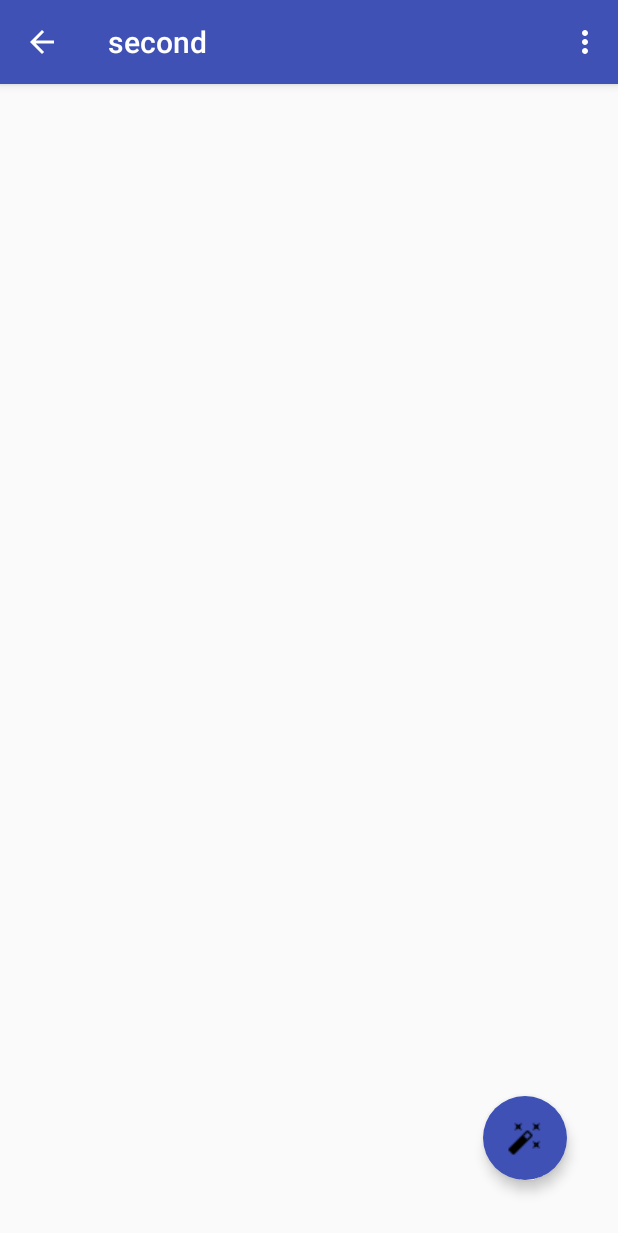
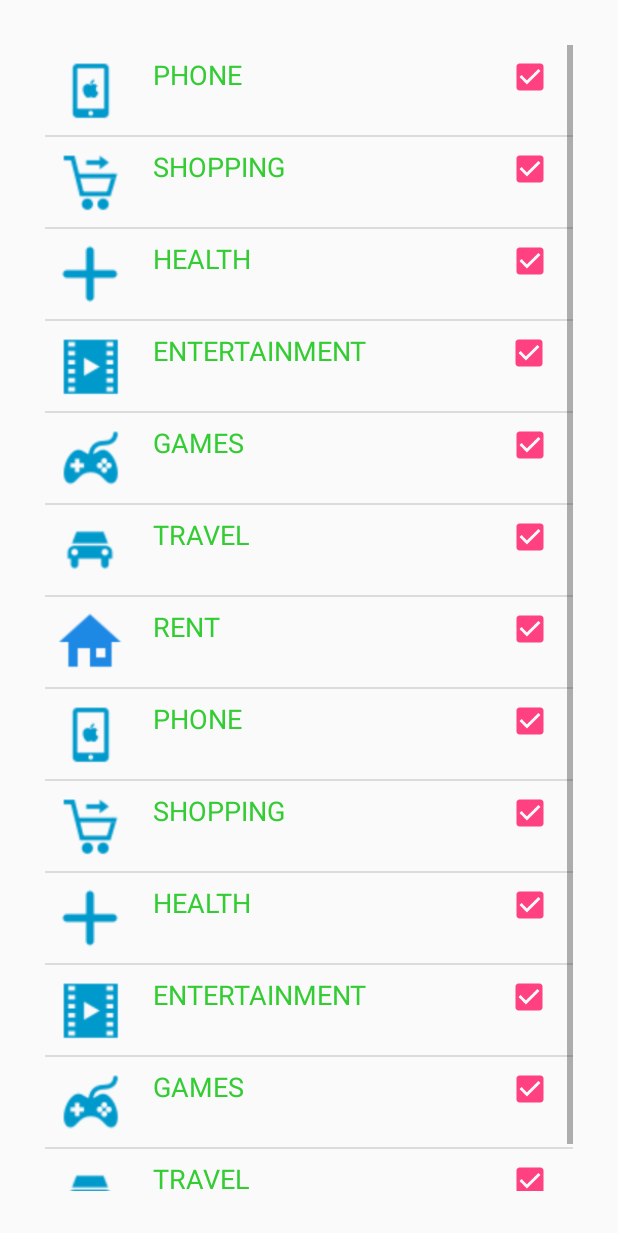
Before and after one commit to raaghulrdeveloper/Money, an Android app: the Second screen opened directly, with no data from a screen before it, after a tap on an icon or button, on a phone screen of 412 x 824 dp. Shown: the top 1233 px of the screen. Run offline under Robolectric (Android 15) with nearby library versions, the phone set to English and light mode, and no system bars.

Commit message:
ListItem -- Implemented

```diff
--- a/app/src/main/AndroidManifest.xml
+++ b/app/src/main/AndroidManifest.xml
@@ -27,6 +27,10 @@
 
         </activity>
 
+        <activity android:name=".Third"></activity>
+        <activity android:name=".Listitem"></activity>
+
+
     </application>
 
 
--- /dev/null
+++ b/app/src/main/java/com/project/money/CustomListAdapter.java
@@ -0,0 +1,45 @@
+package com.project.money;
+
+/**
+ * Created by raagh_000 on 1/4/2016.
+ */
+import android.app.Activity;
+import android.view.LayoutInflater;
+import android.view.View;
+import android.view.ViewGroup;
+import android.widget.ArrayAdapter;
+import android.widget.ImageView;
+import android.widget.TextView;
+
+
+public class CustomListAdapter extends ArrayAdapter<String>
+{
+    private final Activity context;
+    private final String[] itemname;
+    private final Integer[] imgid;
+    private final String[] check;
+
+    public CustomListAdapter(Activity context, String[] itemname, Integer[] imgid,String[] check) {
+        super(context, R.layout.list, itemname);
+
+        this.context=context;
+        this.itemname=itemname;
+        this.imgid=imgid;
+        this.check=check;
+    }
+
+    public View getView(int position,View view,ViewGroup parent) {
+        LayoutInflater inflater=context.getLayoutInflater();
+        View rowView=inflater.inflate(R.layout.list, null,true);
+
+        TextView txtTitle = (TextView) rowView.findViewById(R.id.item);
+        ImageView imageView = (ImageView) rowView.findViewById(R.id.icon);
+        //TextView extratxt = (TextView) rowView.findViewById(R.id.textView1);
+
+        txtTitle.setText(itemname[position]);
+        imageView.setImageResource(imgid[position]);
+        //extratxt.setText("Description "+itemname[position]);
+        return rowView;
+
+    };
+}
--- /dev/null
+++ b/app/src/main/java/com/project/money/Listitem.java
@@ -0,0 +1,77 @@
+package com.project.money;
+
+/**
+ * Created by raagh_000 on 1/4/2016.
+ */
+
+
+        import android.app.Activity;
+        import android.support.v7.app.AppCompatActivity;
+        import android.os.Bundle;
+        import android.view.View;
+        import android.widget.AdapterView;
+        import android.widget.ListView;
+        import android.widget.Toast;
+
+public class Listitem extends Activity {
+
+    ListView list;
+    String[] itemname ={
+            "PHONE",
+            "SHOPPING",
+            "HEALTH",
+            "ENTERTAINMENT",
+            "GAMES",
+            "TRAVEL",
+            "RENT",
+            "PHONE",
+            "SHOPPING",
+            "HEALTH",
+            "ENTERTAINMENT",
+            "GAMES",
+            "TRAVEL",
+
+    };
+
+    Integer[] imgid={
+            R.drawable.ic_action1,
+            R.drawable.ic_action,
+            R.drawable.ic_action2,
+            R.drawable.ic_action3,
+            R.drawable.ic_action4,
+            R.drawable.ic_action5,
+            R.drawable.home,
+            R.drawable.ic_action1,
+            R.drawable.ic_action,
+            R.drawable.ic_action2,
+            R.drawable.ic_action3,
+            R.drawable.ic_action4,
+            R.drawable.ic_action5,
+            R.drawable.home
+    };
+    String[] check={
+
+    };
+    @Override
+    protected void onCreate(Bundle savedInstanceState) {
+        super.onCreate(savedInstanceState);
+        setContentView(R.layout.android_list);
+
+
+        CustomListAdapter adapter=new CustomListAdapter(this, itemname, imgid,check);
+        list=(ListView)findViewById(R.id.listView);
+        list.setAdapter(adapter);
+
+        list.setOnItemClickListener(new AdapterView.OnItemClickListener() {
+
+            @Override
+            public void onItemClick(AdapterView<?> parent, View view,
+                                    int position, long id) {
+                // TODO Auto-generated method stub
+                String Selecteditem= itemname[+position];
+                Toast.makeText(getApplicationContext(), Selecteditem, Toast.LENGTH_SHORT).show();
+
+            }
+        });
+    }
+}
--- a/app/src/main/java/com/project/money/Second.java
+++ b/app/src/main/java/com/project/money/Second.java
@@ -24,6 +24,10 @@ public class Second extends AppCompatActivity {
     {
         Toast toast = Toast.makeText(getApplicationContext(), "you clicked the fab button!!!",Toast.LENGTH_SHORT);
         toast.show();
+        //Intent i= new Intent(Second.this,Third.class);
+        Intent i= new Intent(Second.this,Listitem.class);
+        startActivity(i);
+
     }
 
 
@@ -50,4 +54,6 @@ public class Second extends AppCompatActivity {
 
 
 
+
+
 }
--- a/app/src/main/res/layout/activity_main.xml
+++ b/app/src/main/res/layout/activity_main.xml
@@ -12,16 +12,15 @@
     android:paddingStart="0dp">
 
     <ImageView
-        android:layout_width="fill_parent"
-        android:layout_height="fill_parent"
+        android:layout_width="match_parent"
+        android:layout_height="match_parent"
         android:id="@+id/img_bg"
         android:src="@drawable/bg"
-        android:layout_alignParentBottom="true"
         android:layout_alignParentRight="true"
         android:layout_alignParentEnd="true"
-        android:layout_alignParentTop="true"
         android:layout_alignParentLeft="true"
-        android:layout_alignParentStart="true" />
+        android:layout_alignParentStart="true"
+        android:layout_alignParentBottom="true" />
 
     <ImageButton
         android:layout_width="wrap_content"
--- a/app/src/main/res/layout/activity_third.xml
+++ b/app/src/main/res/layout/activity_third.xml
@@ -32,5 +32,12 @@
 
             android:editable="false" />
     </FrameLayout>
+    <Button
+        android:layout_width="wrap_content"
+        android:layout_height="wrap_content"
+        android:drawableTop="@drawable/month"
+        android:layout_below="@+id/frameLayout"
+        android:layout_centerHorizontal="true"
+        android:layout_marginTop="129dp" />
 
 </RelativeLayout>
--- /dev/null
+++ b/app/src/main/res/layout/android_list.xml
@@ -0,0 +1,22 @@
+<?xml version="1.0" encoding="utf-8"?>
+<RelativeLayout
+    xmlns:android="http://schemas.android.com/apk/res/android"
+    xmlns:tools="http://schemas.android.com/tools"
+    android:layout_width="match_parent"
+    android:layout_height="match_parent"
+    android:paddingLeft="@dimen/activity_horizontal_margin"
+    android:paddingRight="@dimen/activity_horizontal_margin"
+    android:paddingTop="@dimen/activity_vertical_margin"
+    android:paddingBottom="@dimen/activity_vertical_margin"
+    tools:context="com.example.raaghulr.first.MainActivity">
+
+    <ListView
+        android:layout_width="wrap_content"
+        android:layout_height="wrap_content"
+        android:id="@+id/listView"
+        android:layout_alignParentLeft="true"
+        android:layout_alignParentStart="true"
+        android:layout_alignParentTop="true"
+        android:layout_alignParentRight="true"
+        android:layout_alignParentEnd="true" />
+</RelativeLayout>
--- /dev/null
+++ b/app/src/main/res/layout/list.xml
@@ -0,0 +1,45 @@
+<?xml version="1.0" encoding="utf-8"?>
+<LinearLayout xmlns:android="http://schemas.android.com/apk/res/android"
+    android:layout_width="match_parent"
+    android:layout_height="match_parent"
+    android:orientation="horizontal"
+    android:weightSum="1">
+
+    <ImageView
+        android:id="@+id/icon"
+        android:layout_width="60dp"
+        android:layout_height="60dp"
+        android:padding="5dp" />
+
+    <LinearLayout android:layout_width="wrap_content"
+        android:layout_height="wrap_content"
+        android:orientation="vertical">
+
+        <TextView
+            android:id="@+id/item"
+            android:layout_width="wrap_content"
+            android:layout_height="wrap_content"
+            android:text="Medium Text"
+            android:textAppearance="?android:attr/textAppearanceMedium"
+            android:layout_marginLeft="10dp"
+            android:layout_marginTop="5dp"
+            android:padding="2dp"
+            android:textColor="#33CC33" />
+
+    </LinearLayout>
+
+    <TableLayout
+        android:layout_width="wrap_content"
+        android:layout_height="match_parent"
+        android:layout_weight="1.01"></TableLayout>
+
+    <CheckBox
+        android:layout_width="wrap_content"
+        android:layout_height="wrap_content"
+        android:id="@+id/checkBox"
+        android:checked="true"
+        android:layout_marginRight="10dp"
+        android:layout_marginTop="5dp"
+        android:padding="2dp"
+        android:gravity="left|end" />
+</LinearLayout>
```
Also changed, not shown: app/src/main/res/drawable/home.png (added), app/src/main/res/drawable/ic_action.png (added), app/src/main/res/drawable/ic_action1.png (added), app/src/main/res/drawable/ic_action2.png (added), app/src/main/res/drawable/ic_action3.png (added), app/src/main/res/drawable/ic_action4.png (added), app/src/main/res/drawable/ic_action5.png (added).
